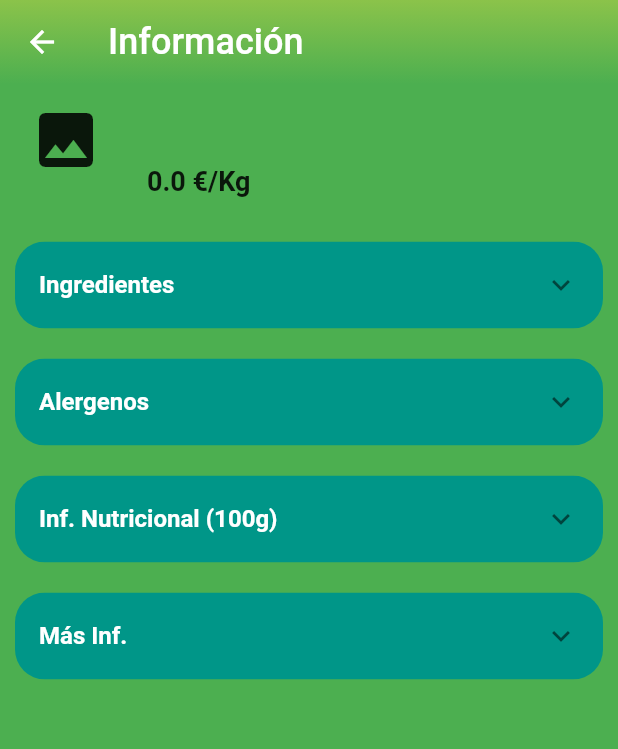
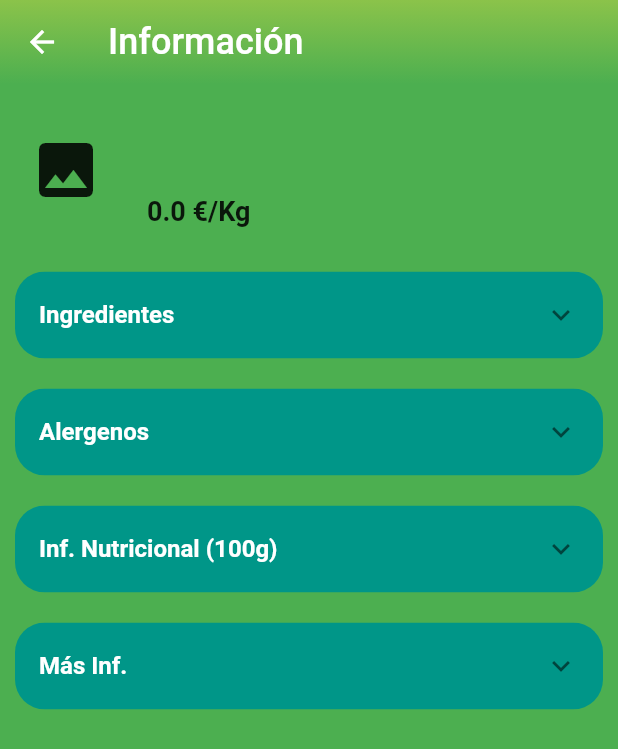
Before and after one commit to Carlos-YC/TFG_turn_app, a Flutter app: the ProductDetails screen opened directly with empty values, on a phone screen of 412 x 824 dp. Shown: the top 749 px of the screen. Run offline on Flutter 3.47's test engine with Material 2 defaults, Android fonts, the phone set to English and light mode, and no system bars; our stand-ins replace auto_size_text, firebase_auth, firebase_core, firebase_database, firebase_messaging, get and 2 more; missing offline and left inert: flutter_barcode_scanner; accounts and stored records are empty; network calls fail.

Commit message:
Modificacion lectura de productos en la DB Y pequeños cambios en producto detail y user turn por problema de espacio en moviles más pequeños

```diff
--- a/lib/src/pages/products/detail_product_page.dart
+++ b/lib/src/pages/products/detail_product_page.dart
@@ -37,6 +37,7 @@ class _ProductDetailsState extends State<ProductDetails> {
     return Container(
       child: Column(
         children: [
+          SizedBox(height: 20.0),
           _topInfo(context, product),
           SizedBox(height: 20.0),
           _bottomInfo(product),
@@ -81,7 +82,7 @@ class _ProductDetailsState extends State<ProductDetails> {
         _buttonExpanded('Ingredientes', 1, product),
         _buttonExpanded('Alergenos', 2, product),
         _buttonExpanded('Inf. Nutricional (100g)', 3, product),
-        _buttonExpanded('Más Inf.', 4,  product),
+        _buttonExpanded('Más Inf.', 4, product),
       ],
     );
   }
@@ -103,6 +104,9 @@ class _ProductDetailsState extends State<ProductDetails> {
       double discountPrice = product.precioKg - (product.precioKg * (product.descuento / 100));
       return Column(
         children: [
+          Column(
+            crossAxisAlignment: CrossAxisAlignment.stretch,
+            children: [
               Row(
                 children: [
                   Text(
@@ -114,13 +118,20 @@ class _ProductDetailsState extends State<ProductDetails> {
                       decorationThickness: 2.5,
                     ),
                   ),
-              SizedBox(width: 15.0),
+                  SizedBox(width: 8.0),
+                  Text(
+                    '${product.descuento}%',
+                    style:
+                        TextStyle(fontSize: 16.0, fontWeight: FontWeight.bold, color: Colors.red),
+                  ),
+                ],
+              ),
               Text(
                 '${discountPrice.toStringAsFixed(2)} €/Kg',
                 style: TextStyle(fontSize: 18.0, fontWeight: FontWeight.bold, color: Colors.red),
               ),
             ],
-          ),
+          )
         ],
       );
     } else {
@@ -200,11 +211,11 @@ class _ProductDetailsState extends State<ProductDetails> {
       child: Column(
         crossAxisAlignment: CrossAxisAlignment.stretch,
         children: [
-          _infoText('Marca: ', product.marca),
+          if (product.marca != null) _infoText('Marca: ', product.marca),
           SizedBox(height: 10.0),
-          _infoText('Proveedor: ', product.proveedor),
+          if (product.proveedor != null) _infoText('Proveedor: ', product.proveedor),
           SizedBox(height: 10.0),
-          _infoText('Origen: ', product.origen),
+          if (product.origen != null) _infoText('Origen: ', product.origen),
         ],
       ),
     );
@@ -215,7 +226,9 @@ class _ProductDetailsState extends State<ProductDetails> {
       TableCell(
         child: Padding(
           padding: EdgeInsets.all(3),
-              child: Text(title, style: TextStyle(fontWeight: FontWeight.bold)))),
+          child: Text(title, style: TextStyle(fontWeight: FontWeight.bold)),
+        ),
+      ),
       TableCell(child: Center(child: Container(child: Text(info)))),
     ]);
   }
```
Also changed, not shown: lib/src/controllers/product_controller.dart (+5 -2 lines), lib/src/pages/turn/user_turn_page.dart (+5 -4 lines). Lines whose indentation alone changed are shown as unchanged.
